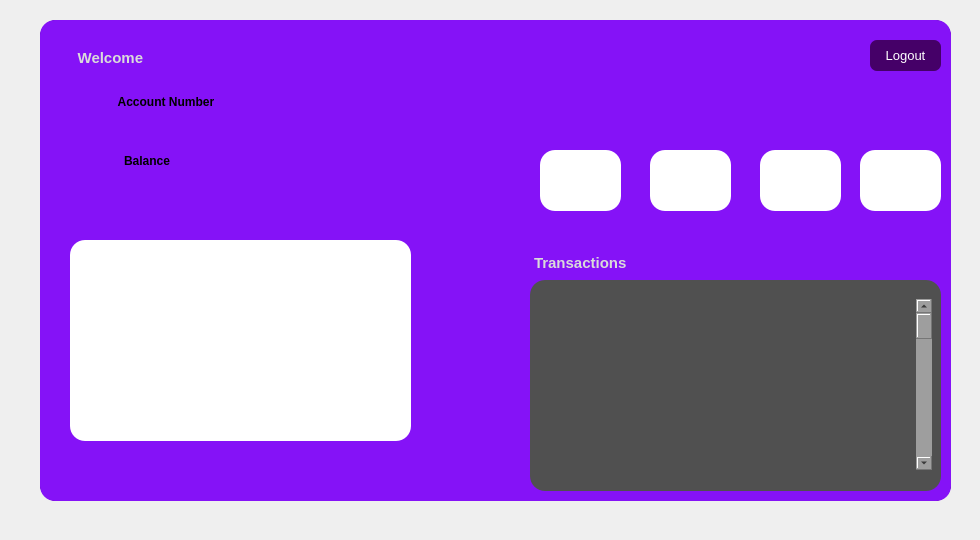
The window that nex-vault/mainwindow.ui (sthaarwin/Project-Banking) describes before a commit, drawn with Qt 5.
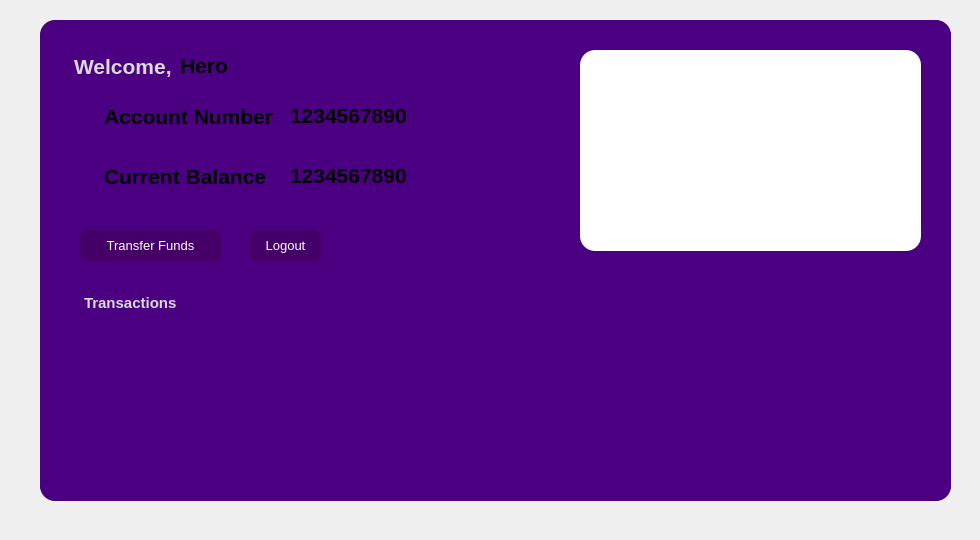
The same window after the commit. The open tabs and pages were chosen to show the change.

```diff
--- a/nex-vault/mainwindow.ui
+++ b/nex-vault/mainwindow.ui
@@ -1544,8 +1544,8 @@
        </rect>
       </property>
       <property name="styleSheet">
-       <string notr="true">background-color:rgb(133, 18, 247);
-                                border-radius:15px;</string>
+       <string notr="true"> background-color: #4B0082;
+    border-radius: 15px;</string>
       </property>
       <property name="frameShape">
        <enum>QFrame::StyledPanel</enum>
@@ -1556,8 +1556,8 @@
       <widget class="QTextEdit" name="textEdit">
        <property name="geometry">
         <rect>
-         <x>490</x>
-         <y>230</y>
+         <x>40</x>
+         <y>270</y>
          <width>111</width>
          <height>31</height>
         </rect>
@@ -1576,28 +1576,20 @@
 &lt;p style=&quot; margin-top:0px; margin-bottom:0px; margin-left:0px; margin-right:0px; -qt-block-indent:0; text-indent:0px;&quot;&gt;&lt;span style=&quot; font-family:'Segoe UI'; font-size:11pt; font-weight:700; color:#dadada;&quot;&gt;Transactions&lt;/span&gt;&lt;/p&gt;&lt;/body&gt;&lt;/html&gt;</string>
        </property>
       </widget>
-      <widget class="QListView" name="listView">
-       <property name="geometry">
-        <rect>
-         <x>490</x>
-         <y>260</y>
-         <width>411</width>
-         <height>211</height>
-        </rect>
-       </property>
-       <property name="styleSheet">
-        <string notr="true">background-color:rgb(80, 80, 80);</string>
-       </property>
-      </widget>
       <widget class="QTextEdit" name="textEdit_5">
        <property name="geometry">
         <rect>
          <x>30</x>
-         <y>10</y>
-         <width>91</width>
-         <height>51</height>
+         <y>30</y>
+         <width>171</width>
+         <height>41</height>
         </rect>
        </property>
+       <property name="font">
+        <font>
+         <pointsize>16</pointsize>
+        </font>
+       </property>
        <property name="html">
         <string>&lt;!DOCTYPE HTML PUBLIC &quot;-//W3C//DTD HTML 4.0//EN&quot; &quot;http://www.w3.org/TR/REC-html40/strict.dtd&quot;&gt;
 &lt;html&gt;&lt;head&gt;&lt;meta name=&quot;qrichtext&quot; content=&quot;1&quot; /&gt;&lt;meta charset=&quot;utf-8&quot; /&gt;&lt;style type=&quot;text/css&quot;&gt;
@@ -1605,16 +1597,15 @@
 hr { height: 1px; border-width: 0; }
 li.unchecked::marker { content: &quot;\2610&quot;; }
 li.checked::marker { content: &quot;\2612&quot;; }
-&lt;/style&gt;&lt;/head&gt;&lt;body style=&quot; font-family:'Noto Sans'; font-size:10pt; font-weight:400; font-style:normal;&quot;&gt;
-&lt;p style=&quot;-qt-paragraph-type:empty; margin-top:0px; margin-bottom:0px; margin-left:0px; margin-right:0px; -qt-block-indent:0; text-indent:0px;&quot;&gt;&lt;br /&gt;&lt;/p&gt;
-&lt;p style=&quot; margin-top:0px; margin-bottom:0px; margin-left:0px; margin-right:0px; -qt-block-indent:0; text-indent:0px;&quot;&gt; &lt;span style=&quot; font-family:'Segoe UI'; font-size:11pt; font-weight:700; color:#dadada;&quot;&gt;Welcome&lt;/span&gt;&lt;/p&gt;&lt;/body&gt;&lt;/html&gt;</string>
+&lt;/style&gt;&lt;/head&gt;&lt;body style=&quot; font-family:'Noto Sans'; font-size:16pt; font-weight:400; font-style:normal;&quot;&gt;
+&lt;p style=&quot; margin-top:0px; margin-bottom:0px; margin-left:0px; margin-right:0px; -qt-block-indent:0; text-indent:0px;&quot;&gt;&lt;span style=&quot; font-family:'Segoe UI'; font-weight:700; color:#dadada;&quot;&gt;Welcome, &lt;/span&gt;&lt;/p&gt;&lt;/body&gt;&lt;/html&gt;</string>
        </property>
       </widget>
       <widget class="QFrame" name="frame_12">
        <property name="geometry">
         <rect>
-         <x>30</x>
-         <y>220</y>
+         <x>540</x>
+         <y>30</y>
          <width>341</width>
          <height>201</height>
         </rect>
@@ -1632,32 +1623,17 @@
       <widget class="QTextEdit" name="textEdit_8">
        <property name="geometry">
         <rect>
-         <x>70</x>
-         <y>70</y>
-         <width>131</width>
-         <height>31</height>
+         <x>60</x>
+         <y>80</y>
+         <width>421</width>
+         <height>41</height>
         </rect>
        </property>
-       <property name="html">
-        <string>&lt;!DOCTYPE HTML PUBLIC &quot;-//W3C//DTD HTML 4.0//EN&quot; &quot;http://www.w3.org/TR/REC-html40/strict.dtd&quot;&gt;
-&lt;html&gt;&lt;head&gt;&lt;meta name=&quot;qrichtext&quot; content=&quot;1&quot; /&gt;&lt;meta charset=&quot;utf-8&quot; /&gt;&lt;style type=&quot;text/css&quot;&gt;
-p, li { white-space: pre-wrap; }
-hr { height: 1px; border-width: 0; }
-li.unchecked::marker { content: &quot;\2610&quot;; }
-li.checked::marker { content: &quot;\2612&quot;; }
-&lt;/style&gt;&lt;/head&gt;&lt;body style=&quot; font-family:'Noto Sans'; font-size:10pt; font-weight:400; font-style:normal;&quot;&gt;
-&lt;p style=&quot; margin-top:0px; margin-bottom:0px; margin-left:0px; margin-right:0px; -qt-block-indent:0; text-indent:0px;&quot;&gt; &lt;span style=&quot; font-family:'Segoe UI'; font-size:9pt; font-weight:700;&quot;&gt;Account Number&lt;/span&gt;&lt;/p&gt;&lt;/body&gt;&lt;/html&gt;</string>
+       <property name="font">
+        <font>
+         <pointsize>12</pointsize>
+        </font>
        </property>
-      </widget>
-      <widget class="QTextEdit" name="textEdit_9">
-       <property name="geometry">
-        <rect>
-         <x>80</x>
-         <y>130</y>
-         <width>61</width>
-         <height>31</height>
-        </rect>
-       </property>
        <property name="html">
         <string>&lt;!DOCTYPE HTML PUBLIC &quot;-//W3C//DTD HTML 4.0//EN&quot; &quot;http://www.w3.org/TR/REC-html40/strict.dtd&quot;&gt;
 &lt;html&gt;&lt;head&gt;&lt;meta name=&quot;qrichtext&quot; content=&quot;1&quot; /&gt;&lt;meta charset=&quot;utf-8&quot; /&gt;&lt;style type=&quot;text/css&quot;&gt;
@@ -1665,91 +1641,15 @@
 hr { height: 1px; border-width: 0; }
 li.unchecked::marker { content: &quot;\2610&quot;; }
 li.checked::marker { content: &quot;\2612&quot;; }
-&lt;/style&gt;&lt;/head&gt;&lt;body style=&quot; font-family:'Noto Sans'; font-size:10pt; font-weight:400; font-style:normal;&quot;&gt;
-&lt;p style=&quot; margin-top:0px; margin-bottom:0px; margin-left:0px; margin-right:0px; -qt-block-indent:0; text-indent:0px;&quot;&gt;&lt;span style=&quot; font-family:'Segoe UI'; font-size:9pt; font-weight:700;&quot;&gt;Balance&lt;/span&gt;&lt;/p&gt;&lt;/body&gt;&lt;/html&gt;</string>
-       </property>
-      </widget>
-      <widget class="QFrame" name="frame_13">
-       <property name="geometry">
-        <rect>
-         <x>500</x>
-         <y>130</y>
-         <width>81</width>
-         <height>61</height>
-        </rect>
-       </property>
-       <property name="styleSheet">
-        <string notr="true">background-color:rgb(255, 255, 255);</string>
-       </property>
-       <property name="frameShape">
-        <enum>QFrame::StyledPanel</enum>
-       </property>
-       <property name="frameShadow">
-        <enum>QFrame::Raised</enum>
-       </property>
-      </widget>
-      <widget class="QFrame" name="frame_14">
-       <property name="geometry">
-        <rect>
-         <x>610</x>
-         <y>130</y>
-         <width>81</width>
-         <height>61</height>
-        </rect>
-       </property>
-       <property name="styleSheet">
-        <string notr="true">background-color:rgb(255, 255, 255);</string>
-       </property>
-       <property name="frameShape">
-        <enum>QFrame::StyledPanel</enum>
-       </property>
-       <property name="frameShadow">
-        <enum>QFrame::Raised</enum>
-       </property>
-      </widget>
-      <widget class="QFrame" name="frame_15">
-       <property name="geometry">
-        <rect>
-         <x>720</x>
-         <y>130</y>
-         <width>81</width>
-         <height>61</height>
-        </rect>
-       </property>
-       <property name="styleSheet">
-        <string notr="true">background-color:rgb(255, 255, 255);</string>
-       </property>
-       <property name="frameShape">
-        <enum>QFrame::StyledPanel</enum>
-       </property>
-       <property name="frameShadow">
-        <enum>QFrame::Raised</enum>
-       </property>
-      </widget>
-      <widget class="QFrame" name="frame_16">
-       <property name="geometry">
-        <rect>
-         <x>820</x>
-         <y>130</y>
-         <width>81</width>
-         <height>61</height>
-        </rect>
-       </property>
-       <property name="styleSheet">
-        <string notr="true">background-color:rgb(255, 255, 255);</string>
-       </property>
-       <property name="frameShape">
-        <enum>QFrame::StyledPanel</enum>
-       </property>
-       <property name="frameShadow">
-        <enum>QFrame::Raised</enum>
+&lt;/style&gt;&lt;/head&gt;&lt;body style=&quot; font-family:'Noto Sans'; font-size:12pt; font-weight:400; font-style:normal;&quot;&gt;
+&lt;p style=&quot; margin-top:0px; margin-bottom:0px; margin-left:0px; margin-right:0px; -qt-block-indent:0; text-indent:0px;&quot;&gt;&lt;span style=&quot; font-family:'Segoe UI'; font-size:16pt; font-weight:700;&quot;&gt;Account Number&lt;/span&gt;&lt;/p&gt;&lt;/body&gt;&lt;/html&gt;</string>
        </property>
       </widget>
       <widget class="QPushButton" name="logoutOnMain">
        <property name="geometry">
         <rect>
-         <x>830</x>
-         <y>20</y>
+         <x>210</x>
+         <y>210</y>
          <width>71</width>
          <height>31</height>
         </rect>
@@ -1776,20 +1676,117 @@
         <string>Logout</string>
        </property>
       </widget>
-      <widget class="QScrollBar" name="verticalScrollBar">
+      <widget class="QPushButton" name="TransferFunds">
        <property name="geometry">
         <rect>
-         <x>876</x>
-         <y>279</y>
-         <width>16</width>
-         <height>171</height>
+         <x>40</x>
+         <y>210</y>
+         <width>141</width>
+         <height>31</height>
         </rect>
        </property>
+       <property name="font">
+        <font>
+         <pointsize>10</pointsize>
+         <fontweight>DemiBold</fontweight>
+        </font>
+       </property>
+       <property name="mouseTracking">
+        <bool>true</bool>
+       </property>
+       <property name="tabletTracking">
+        <bool>true</bool>
+       </property>
        <property name="styleSheet">
-        <string notr="true">background-color: rgb(158, 158, 158);</string>
+        <string notr="true">color:rgb(255, 255, 255);
+                                    background-color: rgb(69, 0, 104);
+
+                                    border-radius:7px;</string>
        </property>
-       <property name="orientation">
-        <enum>Qt::Vertical</enum>
+       <property name="text">
+        <string>Transfer Funds</string>
+       </property>
+      </widget>
+      <widget class="QTextEdit" name="textEdit_9">
+       <property name="geometry">
+        <rect>
+         <x>60</x>
+         <y>140</y>
+         <width>421</width>
+         <height>41</height>
+        </rect>
+       </property>
+       <property name="font">
+        <font>
+         <pointsize>12</pointsize>
+        </font>
+       </property>
+       <property name="html">
+        <string>&lt;!DOCTYPE HTML PUBLIC &quot;-//W3C//DTD HTML 4.0//EN&quot; &quot;http://www.w3.org/TR/REC-html40/strict.dtd&quot;&gt;
+&lt;html&gt;&lt;head&gt;&lt;meta name=&quot;qrichtext&quot; content=&quot;1&quot; /&gt;&lt;meta charset=&quot;utf-8&quot; /&gt;&lt;style type=&quot;text/css&quot;&gt;
+p, li { white-space: pre-wrap; }
+hr { height: 1px; border-width: 0; }
+li.unchecked::marker { content: &quot;\2610&quot;; }
+li.checked::marker { content: &quot;\2612&quot;; }
+&lt;/style&gt;&lt;/head&gt;&lt;body style=&quot; font-family:'Noto Sans'; font-size:12pt; font-weight:400; font-style:normal;&quot;&gt;
+&lt;p style=&quot; margin-top:0px; margin-bottom:0px; margin-left:0px; margin-right:0px; -qt-block-indent:0; text-indent:0px;&quot;&gt;&lt;span style=&quot; font-family:'Segoe UI'; font-size:16pt; font-weight:700;&quot;&gt;Current Balance&lt;/span&gt;&lt;/p&gt;&lt;/body&gt;&lt;/html&gt;</string>
+       </property>
+      </widget>
+      <widget class="QLabel" name="AccountNumber">
+       <property name="geometry">
+        <rect>
+         <x>250</x>
+         <y>80</y>
+         <width>271</width>
+         <height>31</height>
+        </rect>
+       </property>
+       <property name="font">
+        <font>
+         <pointsize>16</pointsize>
+         <bold>true</bold>
+        </font>
+       </property>
+       <property name="text">
+        <string>1234567890</string>
+       </property>
+      </widget>
+      <widget class="QLabel" name="CurrentBalance">
+       <property name="geometry">
+        <rect>
+         <x>250</x>
+         <y>140</y>
+         <width>271</width>
+         <height>31</height>
+        </rect>
+       </property>
+       <property name="font">
+        <font>
+         <pointsize>16</pointsize>
+         <bold>true</bold>
+        </font>
+       </property>
+       <property name="text">
+        <string>1234567890</string>
+       </property>
+      </widget>
+      <widget class="QLabel" name="FirstName">
+       <property name="geometry">
+        <rect>
+         <x>140</x>
+         <y>30</y>
+         <width>271</width>
+         <height>31</height>
+        </rect>
+       </property>
+       <property name="font">
+        <font>
+         <pointsize>16</pointsize>
+         <bold>true</bold>
+        </font>
+       </property>
+       <property name="text">
+        <string>Hero</string>
        </property>
       </widget>
      </widget>
```
Left out of the diff: 140 changed lines with no effect on the pictures.
